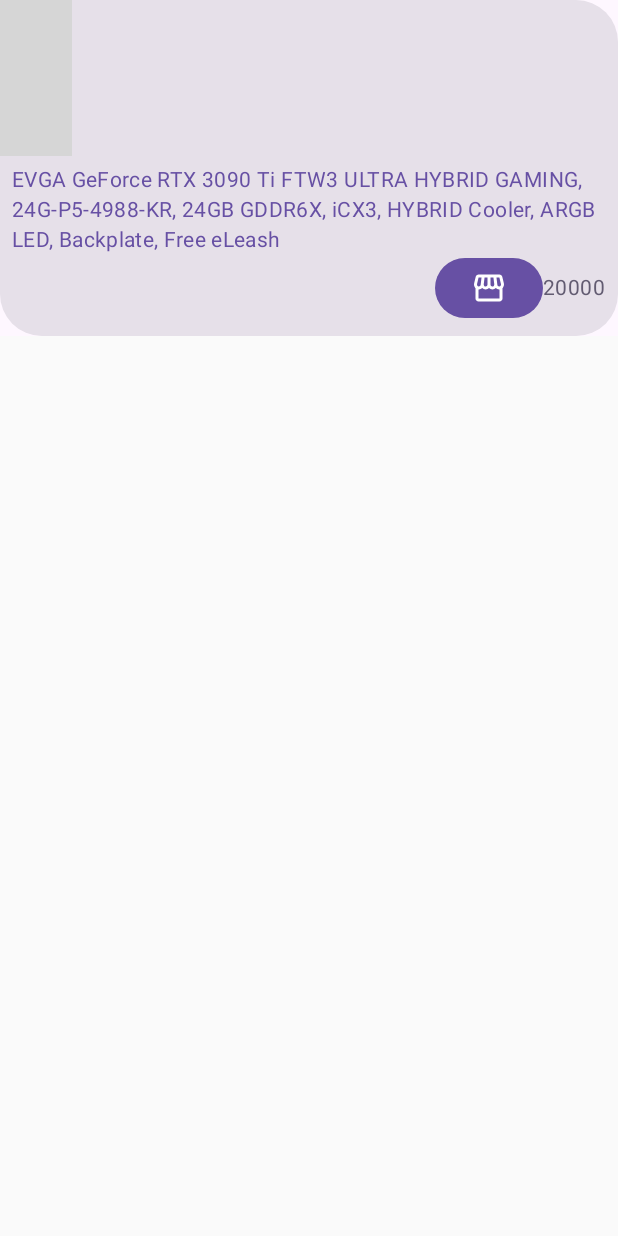
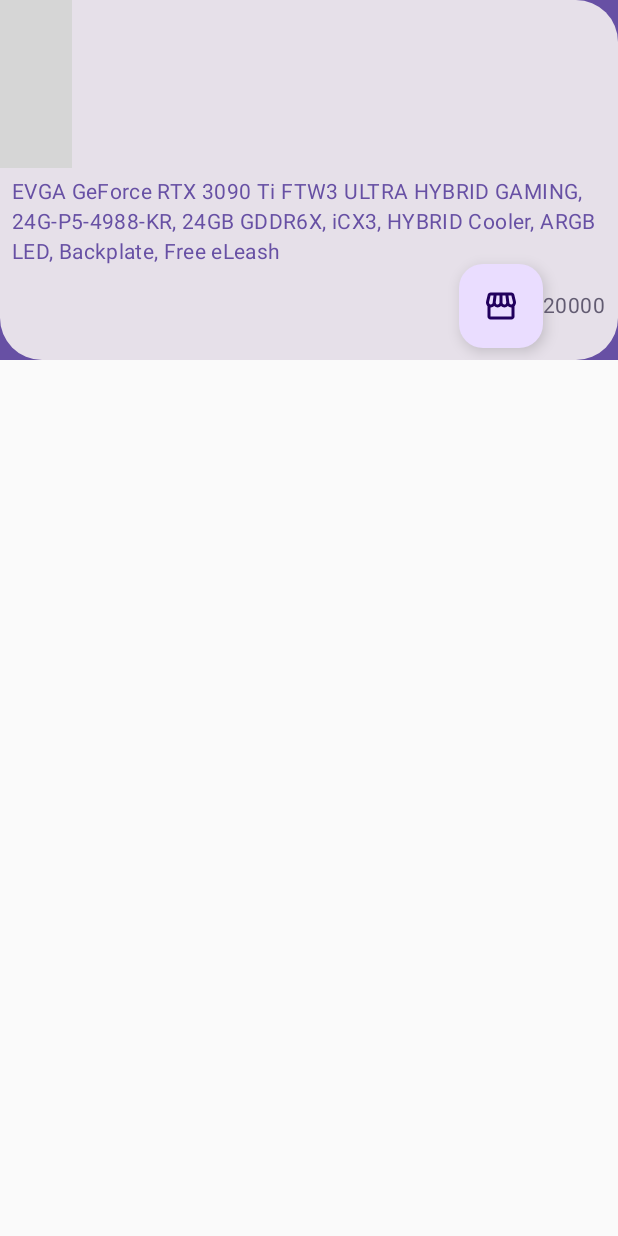
Before and after one commit to rulerhao/EvgaWatcher, an Android app built with Jetpack Compose: the screen it shows after launch (MainActivity), on a phone screen of 412 x 824 dp. Run offline under Robolectric (Android 15) with nearby library versions, the phone set to English and light mode, and no system bars; our stand-ins replace Dagger/Hilt's generated code, Room's generated code; libraries missing offline, so code that uses them is left out: com.example.compose, com.skydoves.landscapist; 2 statements that could not run were skipped; grey boxes are pictures that could not be loaded.

Commit message:
1. Changed floating action button.

```diff
--- a/app/src/main/java/com/rulhouse/evgawatcher/presentation/products_screen/item/PriceAndStore.kt
+++ b/app/src/main/java/com/rulhouse/evgawatcher/presentation/products_screen/item/PriceAndStore.kt
@@ -47,7 +47,7 @@ private fun Store(buyable: Boolean?) {
         } else {
             MaterialTheme.colorScheme.onPrimaryContainer
         }
-        Button(
+        FloatingActionButton(
             onClick = {
 
             }
--- a/app/src/main/java/com/rulhouse/evgawatcher/presentation/products_screen/item/ProductItem.kt
+++ b/app/src/main/java/com/rulhouse/evgawatcher/presentation/products_screen/item/ProductItem.kt
@@ -37,7 +37,7 @@ fun ProductItem(
 
     Card(
         modifier = Modifier
-            .background(color = MaterialTheme.colorScheme.surface),
+            .background(color = MaterialTheme.colorScheme.primary),
         shape = MaterialTheme.shapes.extraLarge
     ) {
         GpuImage(
```
